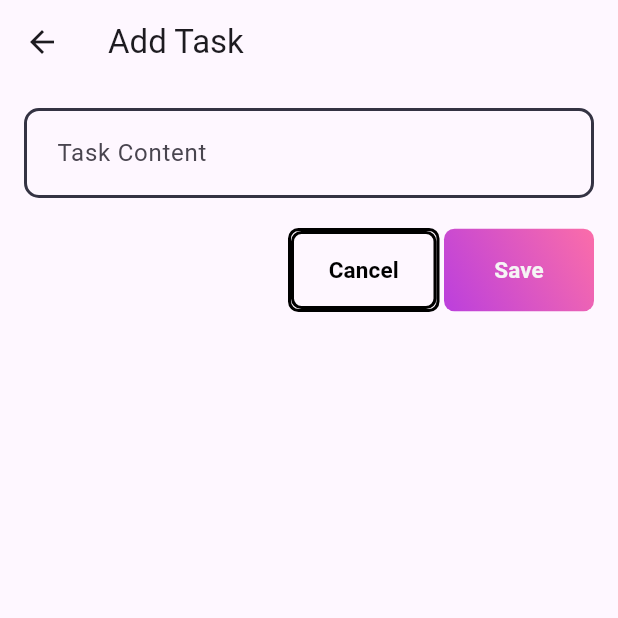
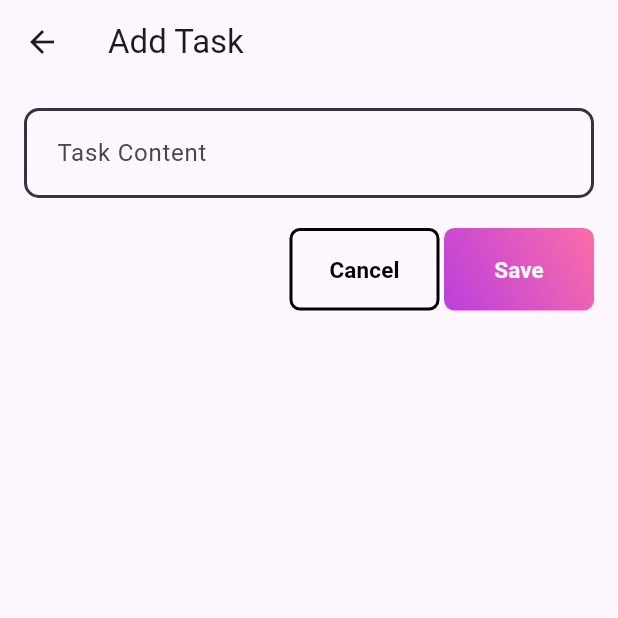
Before and after one commit to Yasitha-Bhanuka/todoenhanzer, a Flutter app: the TaskFormScreen screen opened directly, on a phone screen of 412 x 824 dp, the top half of it. Run offline on Flutter 3.47's test engine with Material 3 defaults, Android fonts, the phone set to English and light mode, and no system bars; our stand-ins replace shared_preferences, sqflite; accounts and stored records are empty.

Commit message:
make the cancel button design layout

```diff
--- a/lib/views/Widget/custom_button.dart
+++ b/lib/views/Widget/custom_button.dart
@@ -54,25 +54,14 @@ class CustomCancelButton extends StatelessWidget {
     final borderColor = isDarkMode ? Colors.white : Colors.black;
     final textColor = isDarkMode ? Colors.white : Colors.black;
 
-    return Container(
-      decoration: BoxDecoration(
-        color: Colors.transparent, // Set the background color to transparent
-        borderRadius: BorderRadius.circular(7),
-        border: Border.all(color: borderColor, width: 2), // Add a border
-      ),
-      child: ElevatedButton(
+    return OutlinedButton(
       onPressed: onTap,
-          style: ElevatedButton.styleFrom(
-            fixedSize: const Size(97, 52),
-            backgroundColor: Colors
-                .transparent, // Set the button background color to transparent
-            shadowColor: Colors.transparent,
+      style: OutlinedButton.styleFrom(
+        fixedSize: const Size(100, 55),
+        backgroundColor: Colors.transparent, // Transparent background
+        side: BorderSide(color: borderColor, width: 2), // Border styling
         shape: RoundedRectangleBorder(
-              borderRadius: BorderRadius.circular(7),
-              side: BorderSide(
-                color: borderColor,
-                width: 2,
-              ),
+          borderRadius: BorderRadius.circular(7), // Rounded corners
         ),
       ),
       child: Text(
@@ -80,9 +69,9 @@ class CustomCancelButton extends StatelessWidget {
         style: TextStyle(
           fontSize: 15,
           fontWeight: FontWeight.w600,
-              color: textColor, // Set the text color based on the theme
+          color: textColor, // Text color based on theme
         ),
-          )),
+      ),
     );
   }
 }
--- a/lib/views/task_form_screen.dart
+++ b/lib/views/task_form_screen.dart
@@ -1,7 +1,7 @@
 import 'package:flutter/material.dart';
 import 'package:provider/provider.dart';
-import 'package:sqlflitetodo/views/Widget/custom_button.dart';
-import 'package:sqlflitetodo/views/Widget/custom_field.dart';
+import 'package:sqlflitetodo/views/widget/custom_button.dart';
+import 'package:sqlflitetodo/views/widget/custom_field.dart';
 import '../models/task.dart';
 import '../view_models/task_view_model.dart';
 
```
Lines whose indentation alone changed are shown as unchanged.
